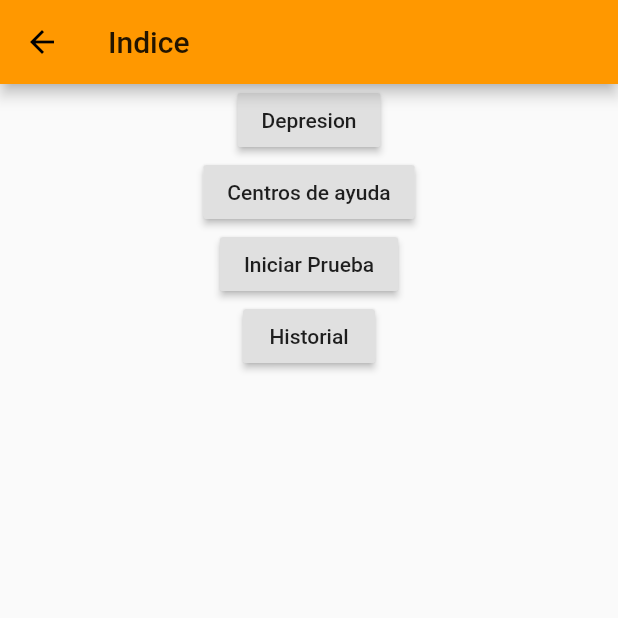
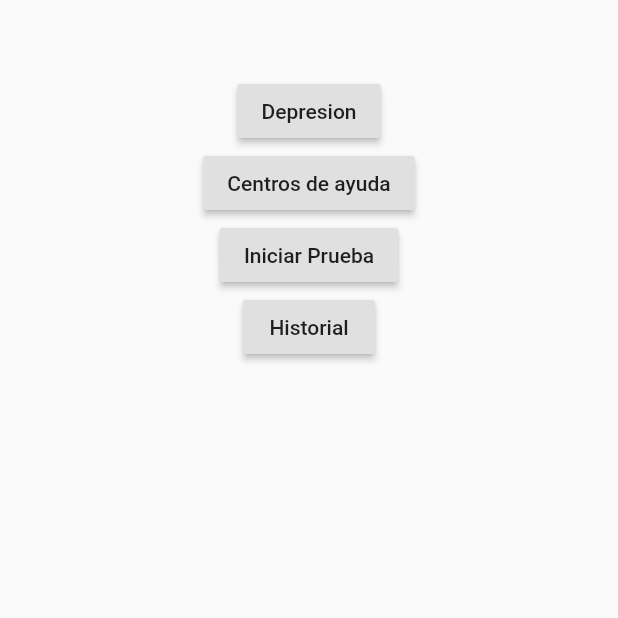
Before and after one commit to RammasEchor/cu-diagnostico-depresion, a Flutter app: the Resultados screen opened directly with empty values, after a tap on the "arrow back" icon, on a phone screen of 412 x 824 dp, the top half of it. Run offline on Flutter 3.47's test engine with Material 2 defaults, Android fonts, the phone set to English and light mode, and no system bars; our stand-ins replace carousel_slider, cloud_firestore, firebase_core; accounts and stored records are empty.

Commit message:
El registro y el login son funcionales, falta, mejorar el diseño y controlar el regreso de las pantallas para evitar problemas, ademas de que faltan las paginas o ventanas de 'Inicio' y algunas otras para hacerlo más dinámico.

```diff
--- a/lib/main.dart
+++ b/lib/main.dart
@@ -19,7 +19,6 @@ void main() async {
   runApp(MyApp());
 }
 class MyApp extends StatelessWidget{
-  //String _idUsuario = 'zaY609IJfL5g8SlFSRjr';
   @override
   Widget build(BuildContext context) {
     return MaterialApp(
@@ -31,7 +30,7 @@ class MyApp extends StatelessWidget{
       title: 'Diagnostico Depresion',
       initialRoute: '/registro',
       routes: {
-        '/': (context) => Inicio(),
+        '/inicio': (context) => Inicio(),
         '/depresion': (context) => Depresion(),
         '/ayuda': (context) => Ayuda(),
         '/preguntasFrec':(context) => PreguntasFrecuentes(),
--- a/lib/pages/iniciar_prueba_page.dart
+++ b/lib/pages/iniciar_prueba_page.dart
@@ -234,7 +234,7 @@ class PruebaState extends State<IniciarPrueba>{
             'visite a un psiquiatra o medico especializado para que reciba orientación y el tratamiento adecuado.';
       }
 
-      Navigator.of(context).pushReplacementNamed('/resultados',
+      Navigator.pushReplacementNamed(context, '/resultados',
           arguments: {'puntos': _puntos, 'nivel': _nivel, 'mensaje': mensaje});
     }
   }
--- a/lib/pages/iniciar_sesion_page.dart
+++ b/lib/pages/iniciar_sesion_page.dart
@@ -107,7 +107,7 @@ class InicioSesionState extends State<InicioSesion>{
           getPassword().then((value){
             password = value;
             if(_password == password){
-              Navigator.pushReplacementNamed(context, '/',
+              Navigator.pushReplacementNamed(context, '/inicio',
                   arguments: {'idUsuario': _idUsuario
                     /*, 'nombre': parametros['nombre'].toString()*/});
             }
--- a/lib/pages/inicio_page.dart
+++ b/lib/pages/inicio_page.dart
@@ -9,10 +9,9 @@ class Inicio extends StatelessWidget{
     final Map parametros = ModalRoute.of(context).settings.arguments;
 
     return Scaffold(
-      appBar: AppBar(
-        title: Text('Indice'),
-      ),
-      body: Center(
+      body: Padding(
+        padding: EdgeInsets.only(top: 50),
+        child: Center(
            child: Column(
              children: <Widget>[
                /*
@@ -63,6 +62,7 @@ class Inicio extends StatelessWidget{
              ],
            ),
          ),
+      )
     );
   }
 }
--- a/lib/pages/registro_2da_parte_page.dart
+++ b/lib/pages/registro_2da_parte_page.dart
@@ -27,7 +27,6 @@ class Registro2daPageState extends State<Registro2daPage>{
     final Map parametros = ModalRoute.of(context).settings.arguments;
 
     return Scaffold(
-      appBar: AppBar(),
       body: new ListView(
         children: [
           Column(
@@ -91,7 +90,7 @@ class Registro2daPageState extends State<Registro2daPage>{
         if(value.isNotEmpty){
           _idUsuario = value[0].id.toString();
 
-          Navigator.pushReplacementNamed(context, '/',
+          Navigator.pushReplacementNamed(context, '/inicio',
               arguments: {'idUsuario': _idUsuario
                 /*, 'nombre': parametros['nombre'].toString()*/});
         }
--- a/lib/pages/registro_page.dart
+++ b/lib/pages/registro_page.dart
@@ -208,7 +208,7 @@ class RegistroState extends State<Registro>{
   void _registroSegundaParte(BuildContext context){
     if(formKey.currentState.validate()){
       formKey.currentState.save();
-      Navigator.of(context).pushNamed('/registro2page',
+      Navigator.pushReplacementNamed(context, '/registro2page',
           arguments: {'nombre': _nombre, 'edad': _edad, 'sexo': _sexo});
     }
   }
--- a/lib/pages/resultados_prueba_page.dart
+++ b/lib/pages/resultados_prueba_page.dart
@@ -29,7 +29,7 @@ class ResultadosState extends State<Resultados>{
                     size: 25,
                   ),
                   onPressed: (){
-                    Navigator.pushReplacementNamed(context, '/');
+                    Navigator.pushReplacementNamed(context, '/inicio');
                   }
               ),
             ),
```
Lines whose indentation alone changed are shown as unchanged.
